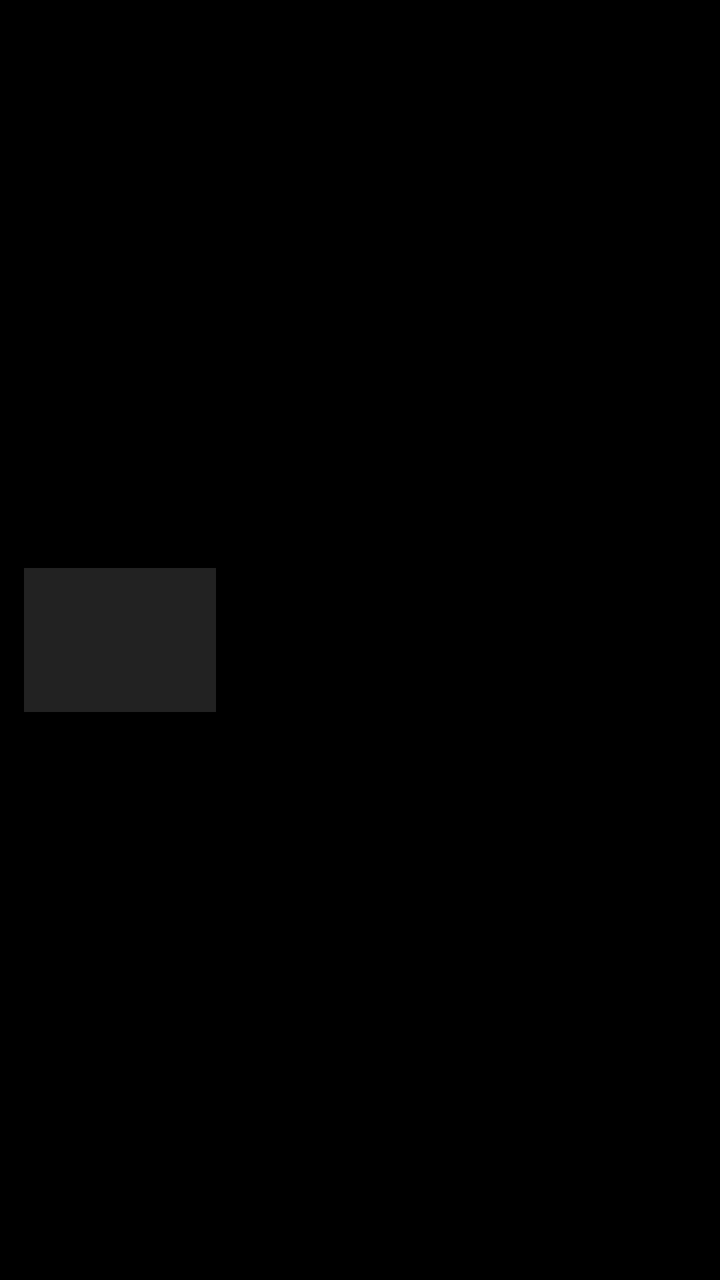
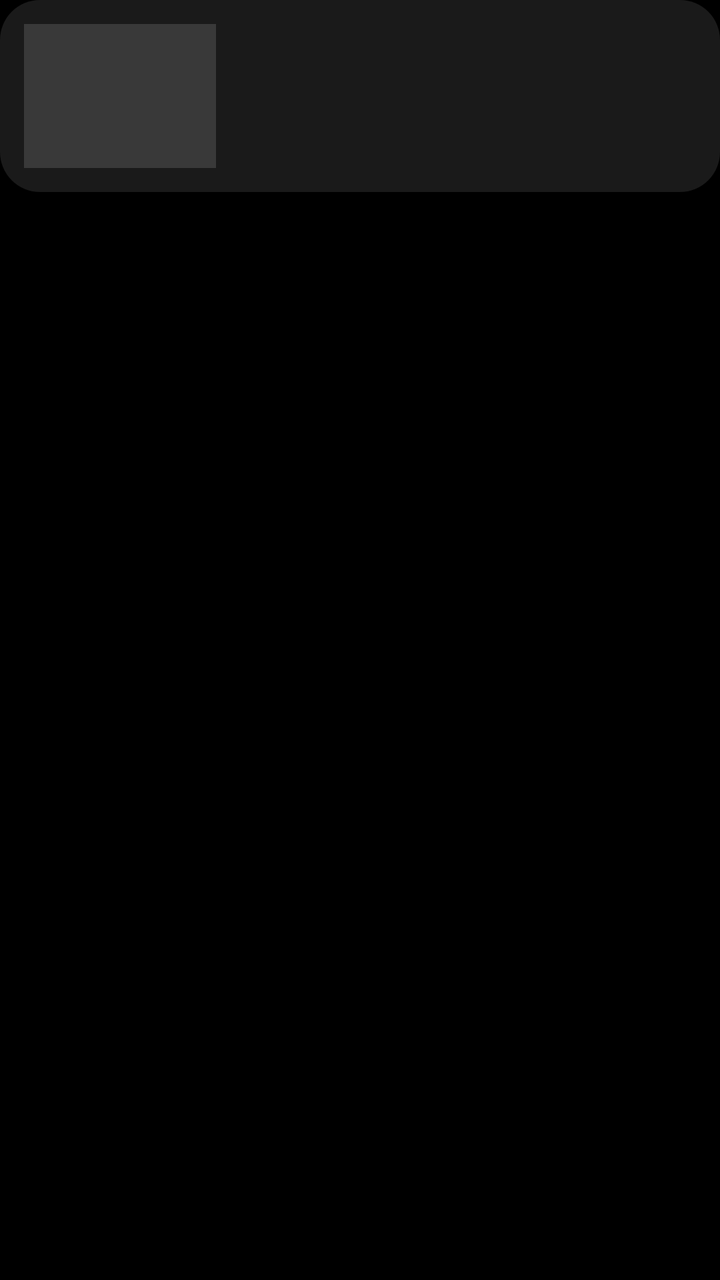

Compare the two renders of this Android layout. The source of the first and the diff that turns it into the second are given below.
<!-- AndroidManifest.xml: application theme Theme.QuietSentry -->
<!-- res/layout/item_event.xml -->
<?xml version="1.0" encoding="utf-8"?>
<LinearLayout xmlns:android="http://schemas.android.com/apk/res/android"
    android:layout_width="match_parent"
    android:layout_height="wrap_content"
    android:background="?android:attr/selectableItemBackground"
    android:gravity="center_vertical"
    android:orientation="horizontal"
    android:padding="@dimen/qs_space_12">

    <ImageView
        android:id="@+id/thumb_image"
        android:layout_width="96dp"
        android:layout_height="72dp"
        android:background="@color/qs_inline_surface_13"
        android:contentDescription="@string/event_thumb_desc"
        android:scaleType="centerCrop" />

    <LinearLayout
        android:layout_width="0dp"
        android:layout_height="wrap_content"
        android:layout_marginStart="@dimen/qs_space_12"
        android:layout_weight="1"
        android:orientation="vertical">

        <TextView
            android:id="@+id/title_text"
            android:layout_width="match_parent"
            android:layout_height="wrap_content"
            android:textColor="@android:color/white"
            android:textSize="@dimen/qs_text_body" />

        <TextView
            android:id="@+id/meta_text"
            android:layout_width="match_parent"
            android:layout_height="wrap_content"
            android:layout_marginTop="@dimen/qs_space_4"
            android:textColor="@color/qs_text_muted"
            android:textSize="@dimen/qs_text_caption" />

        <TextView
            android:id="@+id/flags_text"
            android:layout_width="match_parent"
            android:layout_height="wrap_content"
            android:layout_marginTop="@dimen/qs_space_2"
            android:textColor="@color/qs_inline_amber"
            android:textSize="@dimen/qs_text_caption" />
    </LinearLayout>

</LinearLayout>
<!-- resources referenced by this layout -->
<resources>
  <color name="qs_inline_amber">#FFFFA000</color>
  <color name="qs_inline_surface_13">#22FFFFFF</color>
  <color name="qs_text_muted">#99FFFFFF</color>
  <dimen name="qs_space_12">12dp</dimen>
  <dimen name="qs_space_2">2dp</dimen>
  <dimen name="qs_space_4">4dp</dimen>
  <dimen name="qs_text_body">15sp</dimen>
  <dimen name="qs_text_caption">12sp</dimen>
  <string name="event_thumb_desc">事件画面缩略图</string>
  <style name="Theme.QuietSentry" parent="Theme.AppCompat.NoActionBar">
          <item name="android:windowBackground">@android:color/black</item>
          <item name="android:statusBarColor">@android:color/black</item>
          <item name="android:navigationBarColor">@android:color/black</item>
          
          <item name="android:windowAnimationStyle">@style/QsWindowAnim</item>
      </style>
  <style name="QsWindowAnim">
          <item name="android:windowEnterAnimation">@anim/fade_slide_in</item>
          <item name="android:windowExitAnimation">@anim/fade_out</item>
      </style>
</resources>

<!-- the commit's change to res/layout/item_event.xml (unified diff, before → after) -->
@@ -1,49 +1,54 @@
 <?xml version="1.0" encoding="utf-8"?>
-<LinearLayout xmlns:android="http://schemas.android.com/apk/res/android"
+<FrameLayout xmlns:android="http://schemas.android.com/apk/res/android"
     android:layout_width="match_parent"
     android:layout_height="wrap_content"
-    android:background="?android:attr/selectableItemBackground"
-    android:gravity="center_vertical"
-    android:orientation="horizontal"
-    android:padding="@dimen/qs_space_12">
-
-    <ImageView
-        android:id="@+id/thumb_image"
-        android:layout_width="96dp"
-        android:layout_height="72dp"
-        android:background="@color/qs_inline_surface_13"
-        android:contentDescription="@string/event_thumb_desc"
-        android:scaleType="centerCrop" />
+    android:background="?android:attr/selectableItemBackground">
 
     <LinearLayout
-        android:layout_width="0dp"
+        android:layout_width="match_parent"
         android:layout_height="wrap_content"
-        android:layout_marginStart="@dimen/qs_space_12"
-        android:layout_weight="1"
-        android:orientation="vertical">
+        android:background="@drawable/comp_shape_card"
+        android:gravity="center_vertical"
+        android:orientation="horizontal"
+        android:padding="@dimen/qs_space_12">
 
-        <TextView
-            android:id="@+id/title_text"
-            android:layout_width="match_parent"
+        <ImageView
+            android:id="@+id/thumb_image"
+            android:layout_width="96dp"
+            android:layout_height="72dp"
+            android:background="@color/qs_inline_surface_13"
+            android:contentDescription="@string/event_thumb_desc"
+            android:scaleType="centerCrop" />
+
+        <LinearLayout
+            android:layout_width="0dp"
             android:layout_height="wrap_content"
-            android:textColor="@android:color/white"
-            android:textSize="@dimen/qs_text_body" />
+            android:layout_marginStart="@dimen/qs_space_12"
+            android:layout_weight="1"
+            android:orientation="vertical">
 
-        <TextView
-            android:id="@+id/meta_text"
-            android:layout_width="match_parent"
-            android:layout_height="wrap_content"
-            android:layout_marginTop="@dimen/qs_space_4"
-            android:textColor="@color/qs_text_muted"
-            android:textSize="@dimen/qs_text_caption" />
+            <TextView
+                android:id="@+id/title_text"
+                android:layout_width="match_parent"
+                android:layout_height="wrap_content"
+                android:textColor="@color/qs_text"
+                android:textSize="@dimen/qs_text_body" />
 
-        <TextView
-            android:id="@+id/flags_text"
-            android:layout_width="match_parent"
-            android:layout_height="wrap_content"
-            android:layout_marginTop="@dimen/qs_space_2"
-            android:textColor="@color/qs_inline_amber"
-            android:textSize="@dimen/qs_text_caption" />
+            <TextView
+                android:id="@+id/meta_text"
+                android:layout_width="match_parent"
+                android:layout_height="wrap_content"
+                android:layout_marginTop="@dimen/qs_space_4"
+                android:textColor="@color/qs_text_muted"
+                android:textSize="@dimen/qs_text_caption" />
+
+            <TextView
+                android:id="@+id/flags_text"
+                android:layout_width="match_parent"
+                android:layout_height="wrap_content"
+                android:layout_marginTop="@dimen/qs_space_2"
+                android:textColor="@color/qs_inline_amber"
+                android:textSize="@dimen/qs_text_caption" />
+        </LinearLayout>
     </LinearLayout>
-
-</LinearLayout>
+</FrameLayout>
<!-- resource entries referenced after the edit -->
@@ -2,12 +2,20 @@
 <resources>
   <color name="qs_inline_amber">#FFFFA000</color>
   <color name="qs_inline_surface_13">#22FFFFFF</color>
+  <color name="qs_text">#FFFFFFFF</color>
   <color name="qs_text_muted">#99FFFFFF</color>
   <dimen name="qs_space_12">12dp</dimen>
   <dimen name="qs_space_2">2dp</dimen>
   <dimen name="qs_space_4">4dp</dimen>
   <dimen name="qs_text_body">15sp</dimen>
   <dimen name="qs_text_caption">12sp</dimen>
+  <!-- drawable comp_shape_card (drawable) -->
+  <?xml version="1.0" encoding="utf-8"?>
+  <shape xmlns:android="http://schemas.android.com/apk/res/android"
+      android:shape="rectangle">
+      <solid android:color="@color/qs_surface" />
+      <corners android:radius="@dimen/qs_radius_card" />
+  </shape>
   <string name="event_thumb_desc">事件画面缩略图</string>
   <style name="Theme.QuietSentry" parent="Theme.AppCompat.NoActionBar">
           <item name="android:windowBackground">@android:color/black</item>
@@ -16,6 +24,8 @@
           
           <item name="android:windowAnimationStyle">@style/QsWindowAnim</item>
       </style>
+  <color name="qs_surface">#1AFFFFFF</color>
+  <dimen name="qs_radius_card">20dp</dimen>
   <style name="QsWindowAnim">
           <item name="android:windowEnterAnimation">@anim/fade_slide_in</item>
           <item name="android:windowExitAnimation">@anim/fade_out</item>
